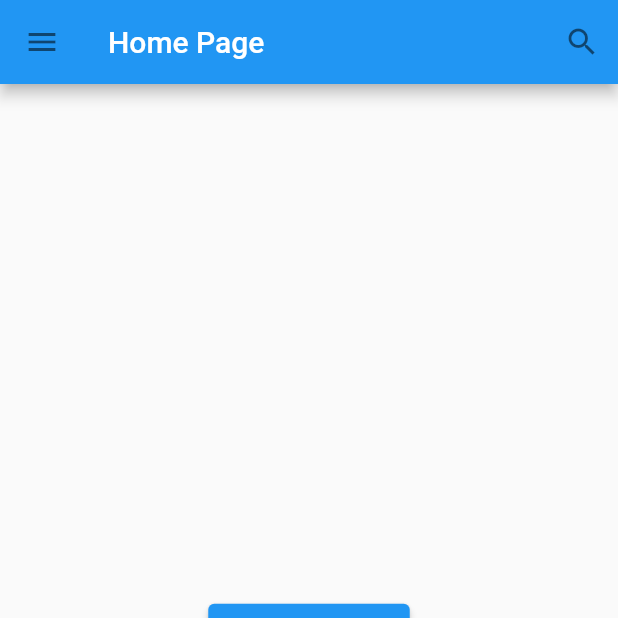
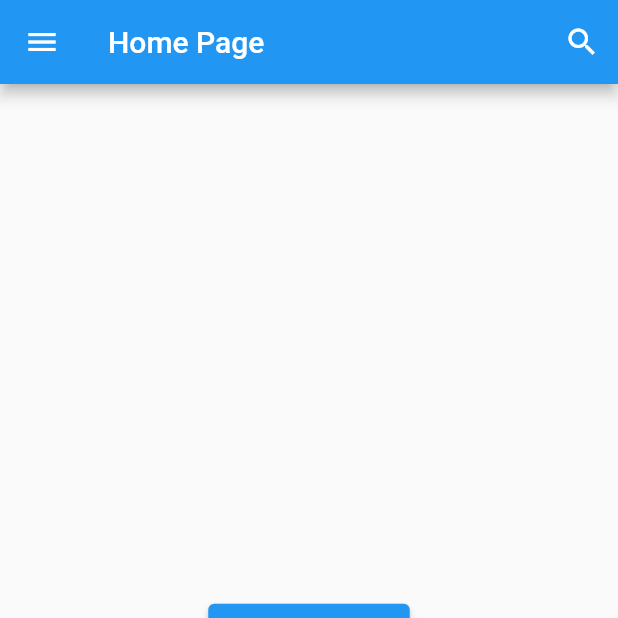
Before and after one commit to dikhra/tugas_besar1_PMP, a Flutter app: the screen it shows after launch, after a tap on "Login", on a phone screen of 412 x 824 dp, the top half of it. Run offline on Flutter 3.47's test engine with Material 2 defaults, Android fonts, the phone set to English and light mode, and no system bars.

Commit message:
Change action iconButton to Drawer

```diff
--- a/lib/main.dart
+++ b/lib/main.dart
@@ -27,19 +27,11 @@ class HomePage extends StatelessWidget {
       home: Scaffold(
         appBar: AppBar(
           title: const Text('Home Page'),
-          leading: IconButton(
-            onPressed: () {},
-            icon: const Icon(
-              Icons.menu,
-              color: Colors.black54,
-            ),
-          ),
           actions: [
-            IconButton(
-                onPressed: () {},
-                icon: const Icon(Icons.search, color: Colors.black54))
+            IconButton(onPressed: () {}, icon: const Icon(Icons.search))
           ],
         ),
+        drawer: const Drawer(),
         body: Center(
           child: ElevatedButton(
             style: ElevatedButton.styleFrom(
@@ -69,7 +61,7 @@ class _ForgotPasswordState extends State<ForgotPassword> {
       home: Scaffold(
         appBar: AppBar(
           title: const Text('Forgot Password Page'),
-          leading: BackButton(onPressed: (){
+          leading: BackButton(onPressed: () {
             Navigator.pop(context);
           }),
         ),
@@ -109,11 +101,12 @@ class _ForgotPasswordState extends State<ForgotPassword> {
                       ));
                 },
                 style: ElevatedButton.styleFrom(
-                    padding: const EdgeInsets.symmetric(vertical: 10, horizontal: 50),
+                    padding: const EdgeInsets.symmetric(
+                        vertical: 10, horizontal: 50),
                     shape: RoundedRectangleBorder(
                         borderRadius: BorderRadius.circular(18)),
-                    textStyle:
-                        const TextStyle(fontSize: 25, fontWeight: FontWeight.bold)),
+                    textStyle: const TextStyle(
+                        fontSize: 25, fontWeight: FontWeight.bold)),
                 child: const Text('Submit'))
           ],
         ),
```
